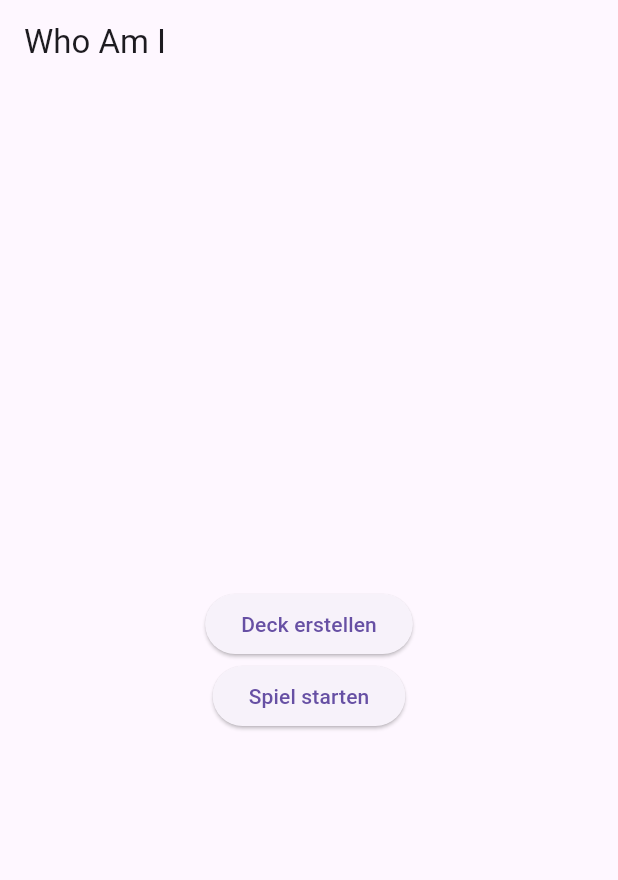
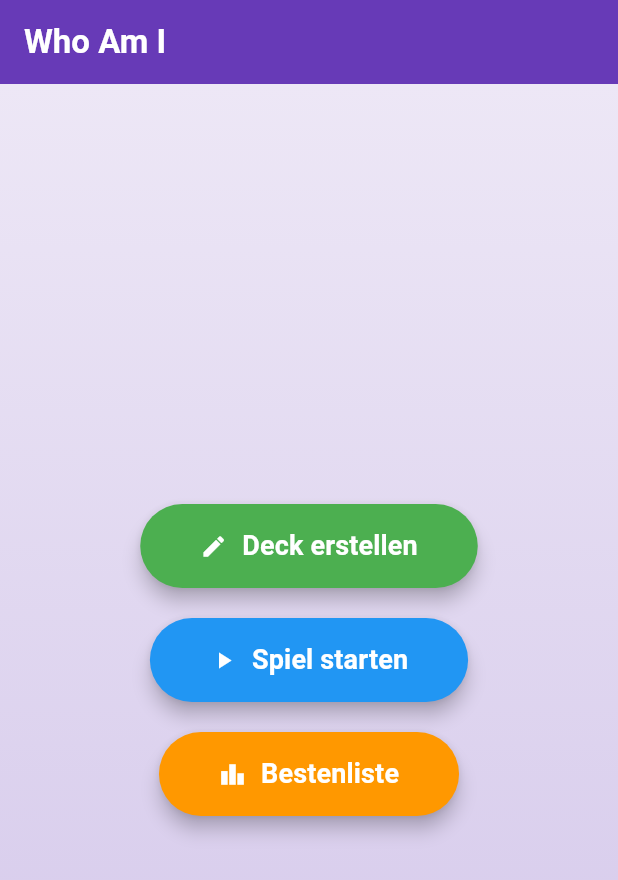
Before and after one commit to TEAMFLUTTERR/WhoAmI, a Flutter app: the screen it shows after launch, on a phone screen of 412 x 824 dp. Shown: the top 880 px of the screen. Run offline on Flutter 3.47's test engine with Material 3 defaults, Android fonts, the phone set to English and light mode, and no system bars; our stand-ins replace sensors_plus.

Commit message:
HomeScreen finished!

```diff
--- a/who_am_i/lib/screens/home_screen.dart
+++ b/who_am_i/lib/screens/home_screen.dart
@@ -1,6 +1,7 @@
 import 'package:flutter/material.dart';
 import 'deck_creation_screen.dart';
 import 'game_start_screen.dart';
+import 'leaderboard_screen.dart';
 
 class HomeScreen extends StatelessWidget {
   const HomeScreen({Key? key}) : super(key: key);
@@ -8,36 +9,104 @@ class HomeScreen extends StatelessWidget {
   @override
   Widget build(BuildContext context) {
     return Scaffold(
+      backgroundColor: Colors.white,
       appBar: AppBar(
-        title: const Text('Who Am I'),
+        title: const Text(
+          'Who Am I',
+          style: TextStyle(
+            fontWeight: FontWeight.bold,
+            color: Colors.white,
           ),
-      body: Center(
+        ),
+        backgroundColor: Colors.deepPurple,
+        elevation: 0,
+      ),
+      body: Container(
+        decoration: BoxDecoration(
+          gradient: LinearGradient(
+            begin: Alignment.topCenter,
+            end: Alignment.bottomCenter,
+            colors: [
+              Colors.deepPurple.shade50,
+              Colors.deepPurple.shade100,
+            ],
+          ),
+        ),
+        child: Center(
           child: Column(
             mainAxisAlignment: MainAxisAlignment.center,
             children: [
-            ElevatedButton(
-              onPressed: () {
-                Navigator.push(
+              _buildStyledButton(
                 context,
-                  MaterialPageRoute(
-                      builder: (context) => const DeckCreationScreen()),
-                );
-              },
-              child: const Text('Deck erstellen'),
+                'Deck erstellen',
+                Icons.create,
+                () => Navigator.push(
+                  context,
+                  MaterialPageRoute(builder: (context) => const DeckCreationScreen()),
                 ),
-            ElevatedButton(
-              onPressed: () {
-                Navigator.push(
+                Colors.green,
+              ),
+              const SizedBox(height: 20),
+              _buildStyledButton(
                 context,
-                  MaterialPageRoute(
-                      builder: (context) => const GameStartScreen()),
-                );
-              },
-              child: const Text('Spiel starten'),
+                'Spiel starten',
+                Icons.play_arrow,
+                () => Navigator.push(
+                  context,
+                  MaterialPageRoute(builder: (context) => const GameStartScreen()),
+                ),
+                Colors.blue,
+              ),
+              const SizedBox(height: 20),
+              _buildStyledButton(
+                context,
+                'Bestenliste',
+                Icons.leaderboard,
+                () => Navigator.push(
+                  context,
+                  MaterialPageRoute(builder: (context) => const /*LeaderboardScreen()*/ HomeScreen()), //Bitte austauschen wenn Leaderboard funktioniert.
+                ),
+                Colors.orange,
               ),
             ],
           ),
         ),
+      ),
+    );
+  }
+
+  Widget _buildStyledButton(
+    BuildContext context,
+    String text,
+    IconData icon,
+    VoidCallback onPressed,
+    Color buttonColor,
+  ) {
+    return ElevatedButton(
+      onPressed: onPressed,
+      style: ElevatedButton.styleFrom(
+        foregroundColor: Colors.white,
+        backgroundColor: buttonColor,
+        padding: const EdgeInsets.symmetric(horizontal: 40, vertical: 15),
+        shape: RoundedRectangleBorder(
+          borderRadius: BorderRadius.circular(30),
+        ),
+        elevation: 5,
+      ),
+      child: Row(
+        mainAxisSize: MainAxisSize.min,
+        children: [
+          Icon(icon),
+          const SizedBox(width: 10),
+          Text(
+            text,
+            style: const TextStyle(
+              fontSize: 18,
+              fontWeight: FontWeight.bold,
+            ),
+          ),
+        ],
+      ),
     );
   }
 }
```
Also changed, not shown: 1 other file. Lines whose indentation alone changed are shown as unchanged.
